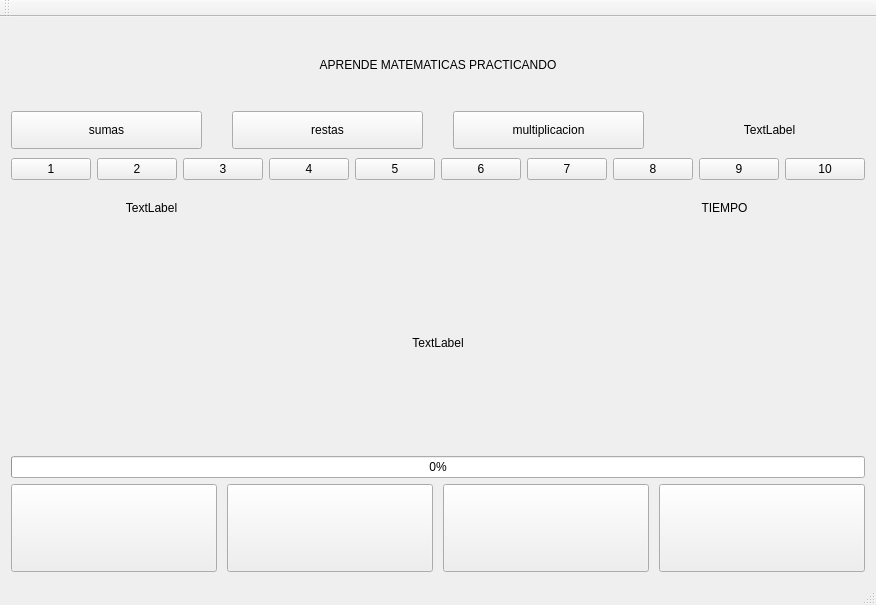
Above: mainwindow.ui from Julian-guillermo-zapata-rugeles/gui-c-plus-plus-aprende-matematicas before the change. Below: the same form after it.
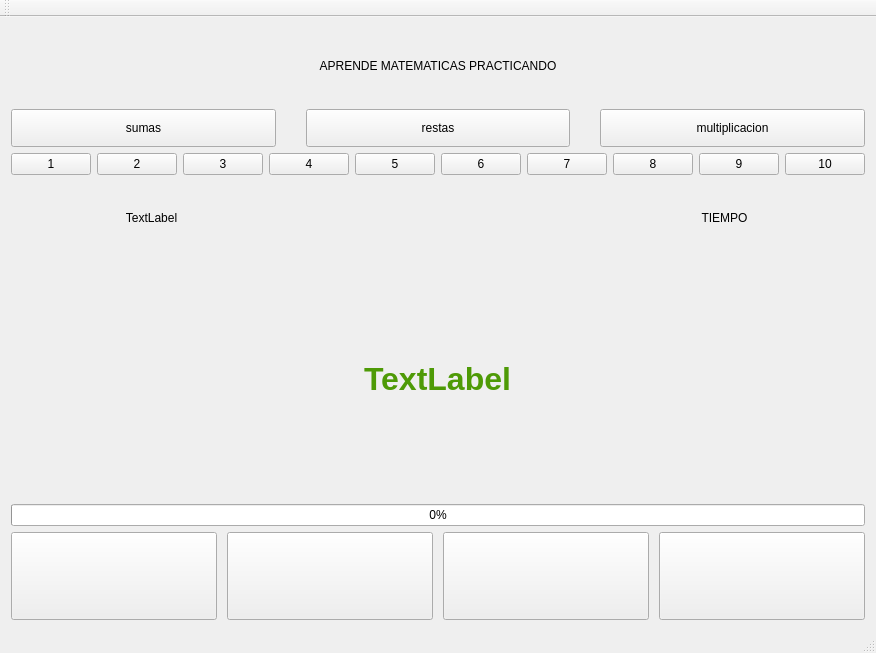
That is the form after the change.

Patch:
```diff
--- a/mainwindow.ui
+++ b/mainwindow.ui
@@ -6,8 +6,8 @@
    <rect>
     <x>0</x>
     <y>0</y>
-    <width>700</width>
-    <height>605</height>
+    <width>874</width>
+    <height>653</height>
    </rect>
   </property>
   <property name="windowTitle">
@@ -116,6 +116,17 @@
         </property>
        </widget>
       </item>
+      <item>
+       <widget class="QPushButton" name="respuesta3">
+        <property name="styleSheet">
+         <string notr="true">height:80%;
+</string>
+        </property>
+        <property name="text">
+         <string/>
+        </property>
+       </widget>
+      </item>
       <item>
        <widget class="QPushButton" name="respuesta4">
         <property name="styleSheet">
@@ -127,17 +138,6 @@
         </property>
        </widget>
       </item>
-      <item>
-       <widget class="QPushButton" name="respuesta4_2">
-        <property name="styleSheet">
-         <string notr="true">height:80%;
-</string>
-        </property>
-        <property name="text">
-         <string/>
-        </property>
-       </widget>
-      </item>
      </layout>
     </item>
     <item row="1" column="0">
@@ -176,16 +176,6 @@
         </property>
        </widget>
       </item>
-      <item>
-       <widget class="QLabel" name="modo">
-        <property name="text">
-         <string>TextLabel</string>
-        </property>
-        <property name="alignment">
-         <set>Qt::AlignCenter</set>
-        </property>
-       </widget>
-      </item>
      </layout>
     </item>
     <item row="3" column="0">
@@ -253,7 +243,7 @@
         </property>
         <property name="maximumSize">
          <size>
-          <width>64</width>
+          <width>2000</width>
           <height>16777215</height>
          </size>
         </property>
@@ -261,7 +251,7 @@
          <string notr="true">height:300px;</string>
         </property>
         <property name="text">
-         <string>TextLabel</string>
+         <string>&lt;html&gt;&lt;head/&gt;&lt;body&gt;&lt;p align=&quot;center&quot;&gt;&lt;span style=&quot; font-size:24pt; font-weight:600; color:#4e9a06;&quot;&gt;TextLabel&lt;/span&gt;&lt;/p&gt;&lt;/body&gt;&lt;/html&gt;</string>
         </property>
         <property name="alignment">
          <set>Qt::AlignCenter</set>
```
Left out of the diff: 8 changed lines with no effect on the pictures.
